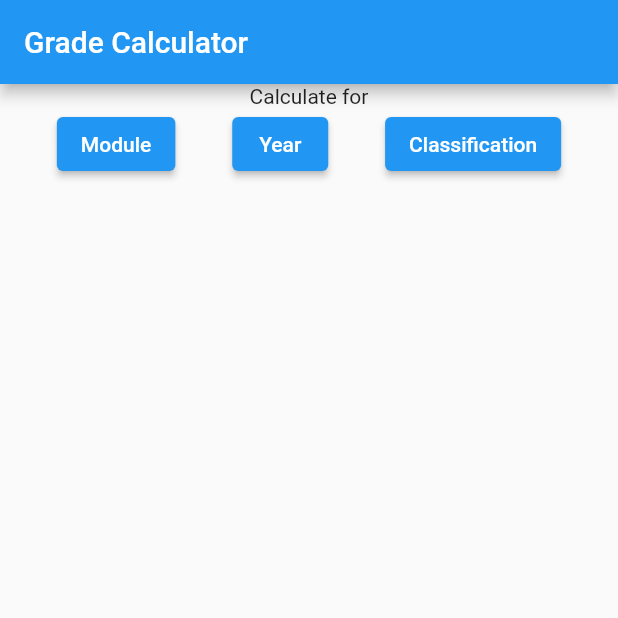
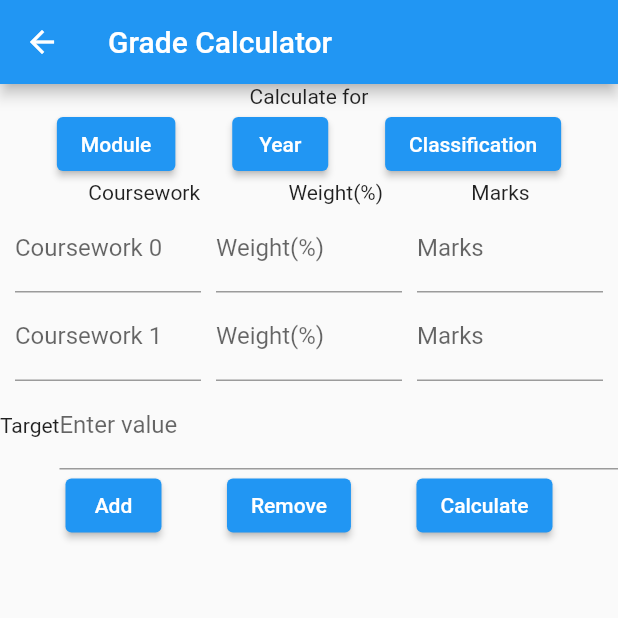
Before and after one commit to kharelprajwol/EasyIslington, a Flutter app: the GradeCalculatorPage screen opened directly, on a phone screen of 412 x 824 dp, the top half of it. Run offline on Flutter 3.47's test engine with Material 2 defaults, Android fonts, the phone set to English and light mode, and no system bars; our stand-ins replace flutter_form_builder, google_fonts, shared_preferences; missing offline and left inert: dart:ffi; accounts and stored records are empty.

Commit message:
ip changed

```diff
--- a/lib/features/assesment_schedule/services/get_assesment_schedule.dart
+++ b/lib/features/assesment_schedule/services/get_assesment_schedule.dart
@@ -14,7 +14,7 @@ Future<List<Assessment>> getAssessmentData(BuildContext context) async {
     final student = studentProvider.student;
     print(student.specialization);
     final response = await http.post(
-      Uri.parse('http://192.168.1.125:3000/api/assesmentschedule'),
+      Uri.parse('http://192.168.0.104:3000/api/assesmentschedule'),
       headers: <String, String>{
         'Content-Type': 'application/json; charset=UTF-8',
       },
--- a/lib/features/auth/services/signin_service.dart
+++ b/lib/features/auth/services/signin_service.dart
@@ -33,7 +33,7 @@ void signinStudent({
 
     // Make the HTTP POST request to the server and wait for the response
     http.Response res = await http.post(
-      Uri.parse('http://192.168.1.125:3000/api/signin'),
+      Uri.parse('http://192.168.0.104:3000/api/signin'),
       body: jsonEncode({"email": email, "password": password}),
       headers: <String, String>{
         'Content-Type': 'application/json; charset=UTF-8',
--- a/lib/features/grade_calculator/screens/calculator_screen.dart
+++ b/lib/features/grade_calculator/screens/calculator_screen.dart
@@ -84,6 +84,16 @@ class _GradeCalculatorState extends State<GradeCalculator> {
     });
   }
 
+  void _calculate() {
+    // Add your calculation logic here
+  }
+
+  @override
+  void initState() {
+    super.initState();
+    _selectModule();
+  }
+
   @override
   Widget build(BuildContext context) {
     return SingleChildScrollView(
@@ -142,6 +152,10 @@ class _GradeCalculatorState extends State<GradeCalculator> {
                       onPressed: _removeModuleRow,
                       child: Text('Remove'),
                     ),
+                    ElevatedButton(
+                      onPressed: _calculate,
+                      child: Text('Calculate'),
+                    ),
                   ],
                 ),
               ],
@@ -180,6 +194,10 @@ class _GradeCalculatorState extends State<GradeCalculator> {
                       onPressed: _removeYearRow,
                       child: Text('Remove'),
                     ),
+                    ElevatedButton(
+                      onPressed: _calculate,
+                      child: Text('Calculate'),
+                    ),
                   ],
                 ),
               ],
@@ -210,6 +228,10 @@ class _GradeCalculatorState extends State<GradeCalculator> {
                     ElevatedButton(
                       onPressed: _removeClassificationRow,
                       child: Text('Remove'),
+                    ),
+                    ElevatedButton(
+                      onPressed: _calculate,
+                      child: Text('Calculate'),
                     ),
                   ],
                 ),
--- a/lib/features/timetable/services/schedule_service.dart
+++ b/lib/features/timetable/services/schedule_service.dart
@@ -19,7 +19,7 @@ Future<List<Schedule>> getSchedule(BuildContext context) async {
     final student = studentProvider.student;
 
     http.Response res = await http.post(
-      Uri.parse('http://192.168.1.125:3000/api/schedule'),
+      Uri.parse('http://192.168.0.104:3000/api/schedule'),
       body: jsonEncode({
         "specialization": student.specialization,
         "year": student.year,
--- a/lib/main.dart
+++ b/lib/main.dart
@@ -39,9 +39,9 @@ class MyApp extends StatelessWidget {
       ),
       //
       onGenerateRoute: (settings) => generateRoutes(settings),
-      //home: SigninScreen(),
+      home: SigninScreen(),
       //home: ScheduleTile(),
-      home: GradeCalculatorPage(),
+      //home: GradeCalculatorPage(),
     );
   }
 }
```
